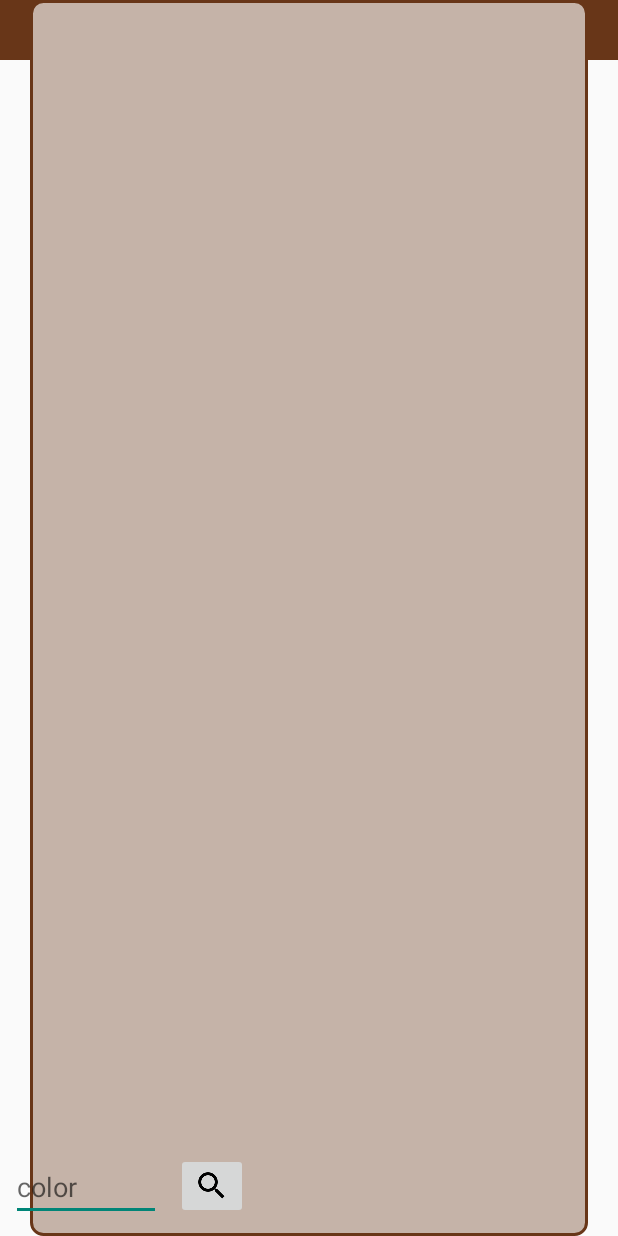
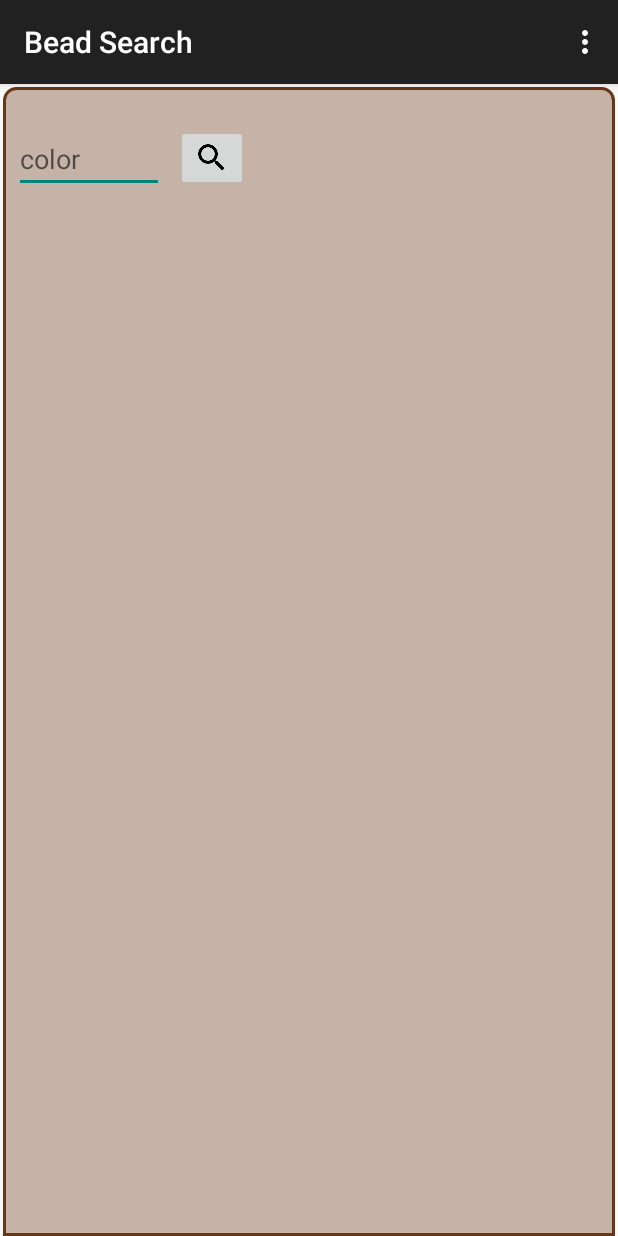
Before and after one commit to veontomo/biser2, an Android app: the screen it shows after launch (BeadSearchActivity), on a phone screen of 412 x 824 dp. Run offline under Robolectric (Android 15) with nearby library versions, the phone set to English and light mode, and no system bars.

Commit message:
feat: transform search bead activity into AppCompatActivity

```diff
--- a/app/src/main/java/com/veontomo/bead/BeadSearchActivity.java
+++ b/app/src/main/java/com/veontomo/bead/BeadSearchActivity.java
@@ -1,9 +1,9 @@
 package com.veontomo.bead;
 
-import android.app.Activity;
 import android.content.Intent;
 import android.os.Bundle;
 import android.support.annotation.NonNull;
+import android.support.v7.app.AppCompatActivity;
 import android.util.Log;
 import android.view.Menu;
 import android.view.MenuItem;
@@ -11,7 +11,7 @@ import android.view.MenuItem;
 import com.veontomo.bead.Fragments.SearchAndHistoryFragment;
 import com.veontomo.bead.Fragments.SimilarBeadFragment;
 
-public class BeadSearchActivity extends Activity implements SearchAndHistoryFragment.OnBeadSearchListener, SimilarBeadFragment.SimilarBeadListener {
+public class BeadSearchActivity extends AppCompatActivity implements SearchAndHistoryFragment.OnBeadSearchListener, SimilarBeadFragment.SimilarBeadListener {
 
     private final String marker = "bead search activity: ";
 
--- a/app/src/main/res/drawable/rounded_rectangle.xml
+++ b/app/src/main/res/drawable/bead_search_single_pane_bg.xml
@@ -4,7 +4,8 @@
     <stroke
         android:width="@dimen/spaceTiny"
         android:color="@color/primary"/>
-    <corners android:radius="@dimen/spaceSmall"/>
+    <corners android:topLeftRadius="@dimen/spaceSmall"
+             android:topRightRadius="@dimen/spaceSmall" />
     <padding
         android:bottom="@dimen/spaceSmaller"
         android:left="@dimen/spaceTiny"
--- a/app/src/main/res/drawable/search_history_bg.xml
+++ /dev/null
@@ -1,13 +0,0 @@
-<?xml version="1.0" encoding="UTF-8"?>
-<layer-list xmlns:android="http://schemas.android.com/apk/res/android">
-    <item
-        android:height="@dimen/spaceHuge"
-        android:gravity="top"
-        android:drawable="@drawable/strip"
-        android:bottom="@dimen/spaceHuge"
-        />
-    <item
-        android:drawable="@drawable/rounded_rectangle"
-        android:left="@dimen/spaceLarge"
-        android:right="@dimen/spaceLarge"/>
-</layer-list>
--- a/app/src/main/res/drawable/strip.xml
+++ /dev/null
@@ -1,5 +0,0 @@
-<?xml version="1.0" encoding="utf-8"?>
-<shape xmlns:android="http://schemas.android.com/apk/res/android"
-       android:shape="rectangle">
-    <solid android:color="@color/primary"/>
-</shape>
--- a/app/src/main/res/layout/activity_bead_search.xml
+++ b/app/src/main/res/layout/activity_bead_search.xml
@@ -3,7 +3,11 @@
               android:layout_width="match_parent"
               android:layout_height="match_parent"
               android:orientation="vertical"
-              android:background="@drawable/search_history_bg"
+              android:layout_marginLeft="@dimen/spaceTiny"
+              android:layout_marginRight="@dimen/spaceTiny"
+              android:layout_marginTop="@dimen/spaceTiny"
+              android:layout_marginBottom="0dp"
+              android:background="@drawable/bead_search_single_pane_bg"
               tools:context="com.veontomo.bead.BeadSearchActivity">
 
     <fragment
--- a/app/src/main/res/layout/fragment_search_and_history.xml
+++ b/app/src/main/res/layout/fragment_search_and_history.xml
@@ -5,11 +5,7 @@
               android:orientation="vertical"
               tools:context="com.veontomo.bead.BeadSearchActivity">
 
-    <ListView
-        android:id="@+id/searchHistory"
-        android:layout_width="match_parent"
-        android:layout_height="0dp"
-        android:layout_weight="1"/>
+
 
     <LinearLayout
         android:layout_width="match_parent"
@@ -28,8 +24,13 @@
             android:id="@+id/button"
             android:layout_width="wrap_content"
             android:layout_height="wrap_content"
-            android:layout_marginStart="10dp"
+            android:layout_marginStart="@dimen/spaceSmall"
             android:contentDescription="@string/find_bead"
             android:src="@mipmap/ic_search_black_24dp"/>
     </LinearLayout>
+    <ListView
+        android:id="@+id/searchHistory"
+        android:layout_width="match_parent"
+        android:layout_height="0dp"
+        android:layout_weight="1"/>
 </LinearLayout>
```
Also changed, not shown: app/src/main/res/layout/row_bead_absent.xml (+11 -6 lines), app/src/main/res/layout/row_bead_present.xml (+14 -7 lines).
